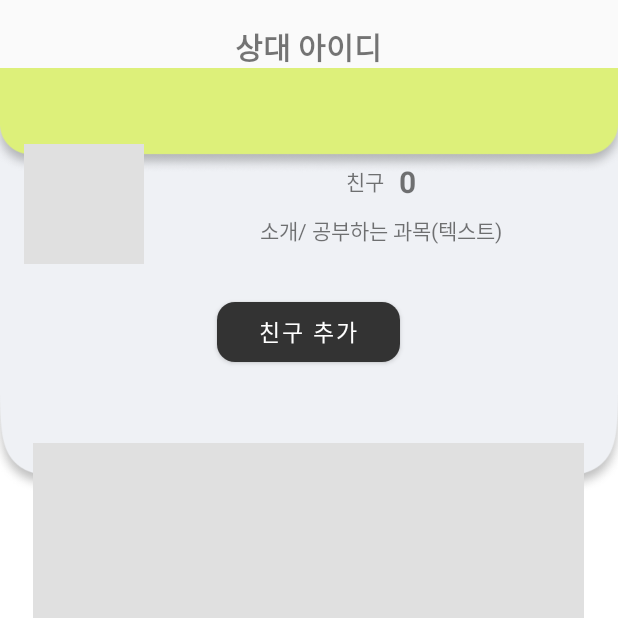
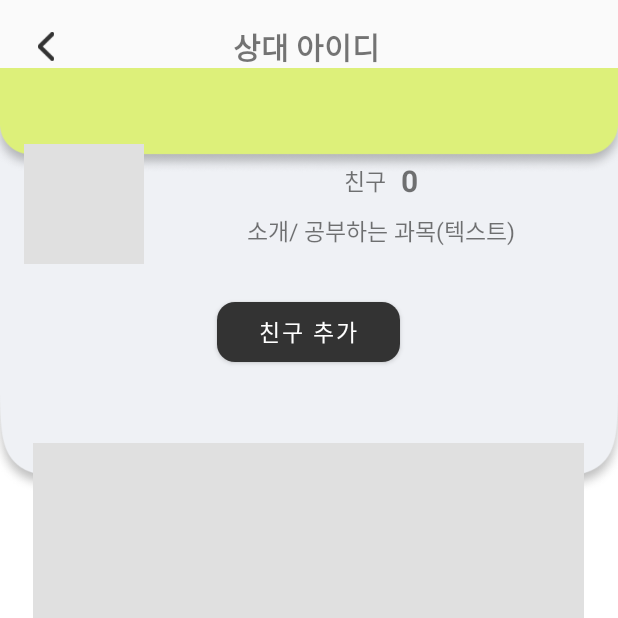
Before and after one commit to yunakim17/Team24App, an Android app: the AnotherProfile screen opened directly, with no data from a screen before it, on a phone screen of 412 x 824 dp, the top half of it. Run offline under Robolectric (Android 15) with nearby library versions, the phone set to English and light mode, and no system bars.

```diff
--- a/app/src/main/res/layout/activity_another_profile.xml
+++ b/app/src/main/res/layout/activity_another_profile.xml
@@ -43,16 +43,31 @@
         app:layout_constraintStart_toStartOf="parent"
         app:layout_constraintEnd_toEndOf="parent">
 
+        <LinearLayout
+            android:layout_width="match_parent"
+            android:layout_height="wrap_content"
+            android:orientation="horizontal">
+
+            <ImageButton
+                android:layout_width="30dp"
+                android:layout_height="30dp"
+                android:scaleType="centerInside"
+                android:padding="5dp"
+                android:background="@null"
+                android:src="@drawable/arrow_back_ios_new"
+                />
         <!-- 상대 아이디 -->
-        <TextView
-            android:id="@+id/tvUserName"
-            android:layout_width="wrap_content"
-            android:layout_height="wrap_content"
-            android:text="상대 아이디"
-            android:textSize="20sp"
-            android:textStyle="bold"
-            android:gravity="center"
-            android:layout_gravity="center" />
+            <TextView
+                android:id="@+id/tvUserName"
+                android:layout_width="316dp"
+                android:layout_height="wrap_content"
+                android:layout_gravity="center"
+                android:gravity="center"
+                android:text="상대 아이디"
+                android:textSize="20sp"
+                android:textStyle="bold" />
+
+        </LinearLayout>
 
         <!-- 프로필 정보 -->
         <LinearLayout
@@ -93,7 +108,7 @@
                     android:layout_width="wrap_content"
                     android:layout_height="wrap_content"
                     android:text="친구"
-                    android:textSize="14sp"
+                    android:textSize="15sp"
                      />
 
                     <TextView
@@ -113,7 +128,7 @@
                     android:layout_width="wrap_content"
                     android:layout_height="wrap_content"
                     android:text="소개/ 공부하는 과목(텍스트)"
-                    android:textSize="14sp"
+                    android:textSize="15sp"
                     android:layout_marginTop="8dp" />
             </LinearLayout>
         </LinearLayout>
--- a/app/src/main/res/layout/activity_profile.xml
+++ b/app/src/main/res/layout/activity_profile.xml
@@ -112,7 +112,7 @@
                             android:layout_width="wrap_content"
                             android:layout_height="wrap_content"
                             android:text="친구"
-                            android:textSize="14sp"
+                            android:textSize="15sp"
                             />
 
                         <TextView
@@ -133,7 +133,7 @@
                         android:layout_height="wrap_content"
                         android:layout_marginTop="8dp"
                         android:text="소개/ 공부하는 과목(텍스트)"
-                        android:textSize="14sp" />
+                        android:textSize="15sp" />
 
                 </LinearLayout>
             </LinearLayout>
```
Also changed, not shown: app/src/main/res/drawable/custom_feed_pic.xml (added, +8 -0 lines), app/src/main/res/layout/activity_upload_post.xml (+47 -36 lines), app/src/main/res/drawable/image.png (added), app/src/main/res/drawable/post_upload_bg.png (added).
